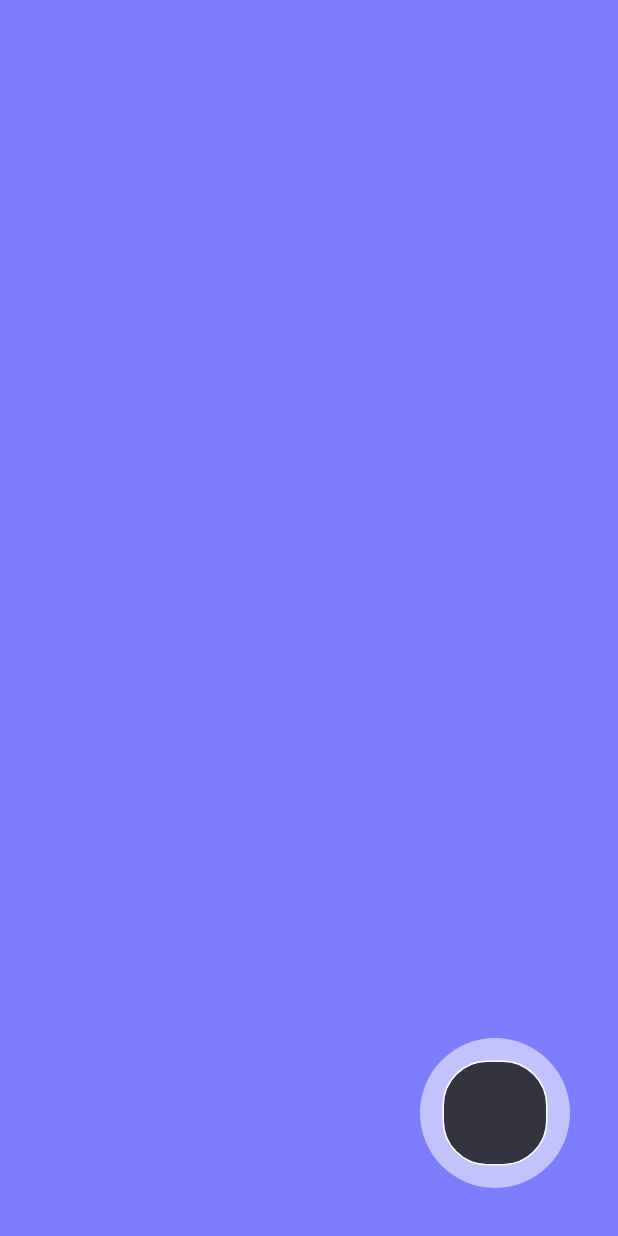
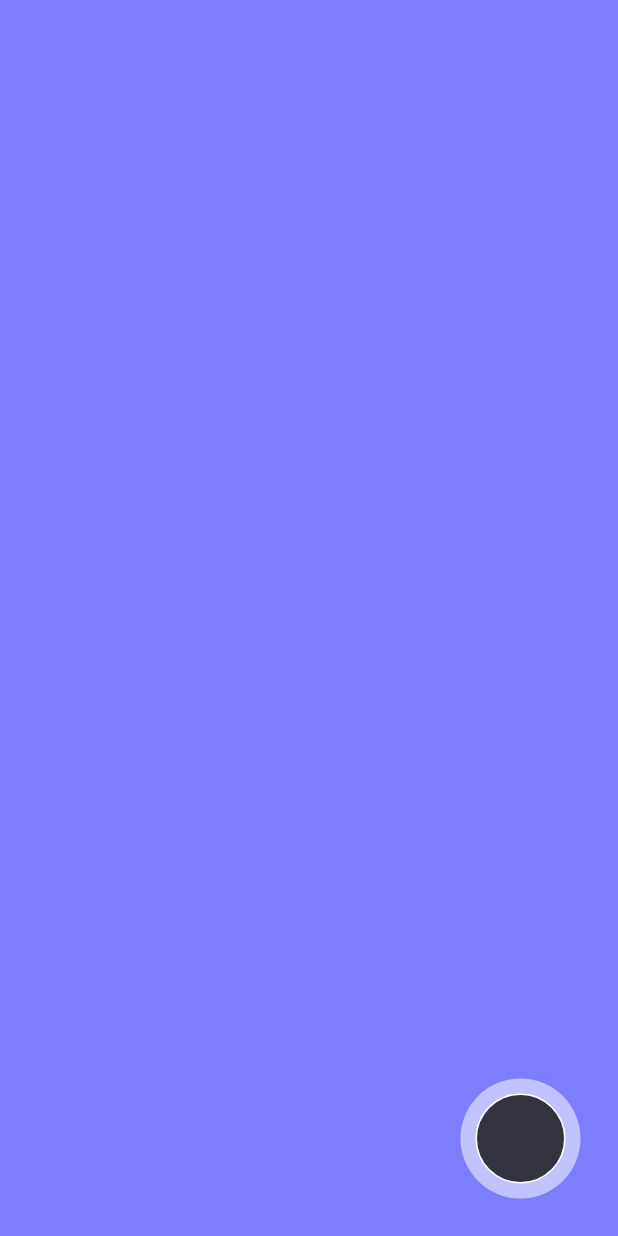
Before and after one commit to rengert/solar-striker-2, a Flutter app: the screen it shows after launch, on a phone screen of 412 x 824 dp. Run offline on Flutter 3.47's test engine with Material 2 defaults, Android fonts, the phone set to English and light mode, and no system bars; missing offline and left inert: flame.

Commit message:
feat: beautify the joypad a bit

```diff
--- a/lib/interaction/joypad.dart
+++ b/lib/interaction/joypad.dart
@@ -21,24 +21,24 @@ class JoypadState extends State<Joypad> {
   @override
   Widget build(BuildContext context) {
     return SizedBox(
-      height: 100,
-      width: 100,
+      height: 80,
+      width: 80,
       child: Container(
         decoration: BoxDecoration(
-          borderRadius: BorderRadius.circular(50),
+          borderRadius: BorderRadius.circular(40),
         ),
         child: GestureDetector(
           child: Container(
             decoration: BoxDecoration(
               color: const Color(0x88ffffff),
-              borderRadius: BorderRadius.circular(50),
+              borderRadius: BorderRadius.circular(40),
             ),
             child: Center(
               child: Transform.translate(
                 offset: delta,
                 child: SizedBox(
-                  height: 70,
-                  width: 70,
+                  height: 60,
+                  width: 60,
                   child: Container(
                     decoration: BoxDecoration(
                       color: const Color(0xcc111010),
@@ -97,7 +97,7 @@ class JoypadState extends State<Joypad> {
   }
 
   void calculateDelta(Offset offset) {
-    final newDelta = offset - const Offset(50, 50);
+    final newDelta = offset - const Offset(40, 40);
     updateDelta(
       Offset.fromDirection(
         newDelta.direction,
--- a/lib/main_game_page.dart
+++ b/lib/main_game_page.dart
@@ -19,7 +19,7 @@ class MainGameState extends State<MainGamePage> {
             Align(
               alignment: Alignment.bottomRight,
               child: Padding(
-                padding: const EdgeInsets.all(32.0),
+                padding: const EdgeInsets.all(25.0),
                 child: Joypad(onDirectionChanged: onJoypadDirectionChanged),
               ),
             )
```
